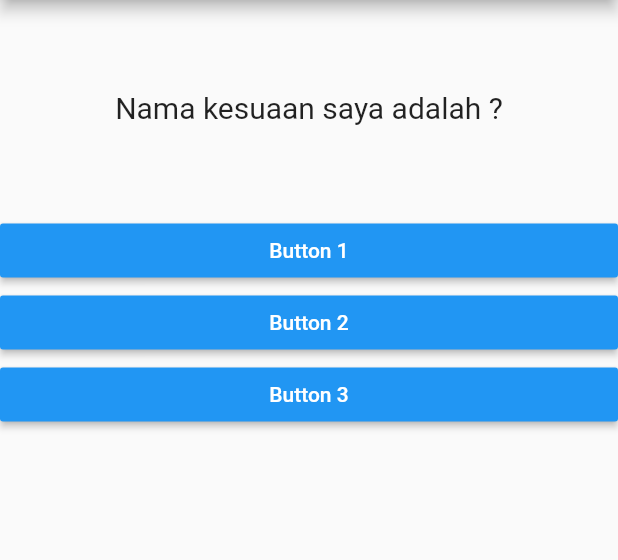
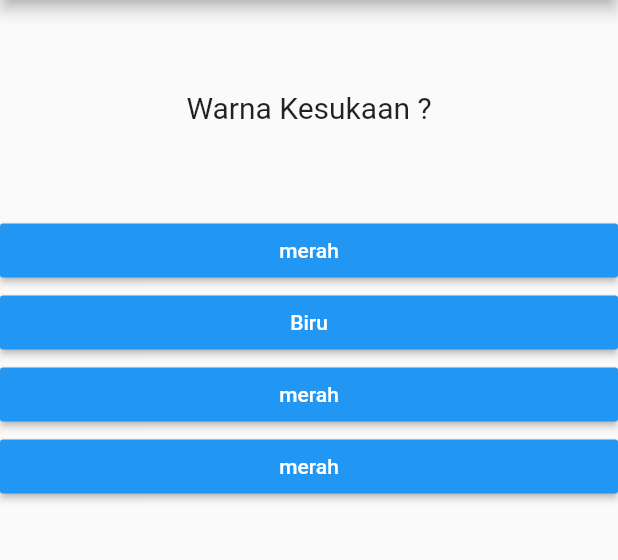
Before and after one commit to kopianan/FlutterTutorialUdemy1, a Flutter app: the screen it shows after launch, on a phone screen of 412 x 824 dp, the part 84-644 px from its top. Run offline on Flutter 3.47's test engine with Material 2 defaults, Android fonts, the phone set to English and light mode, and no system bars.

Commit message:
mantap gini gua

```diff
--- a/lib/main.dart
+++ b/lib/main.dart
@@ -1,8 +1,7 @@
 import 'package:flutter/material.dart';
 
-import './question.dart';
-
-import './answer.dart';
+import './quiz.dart';
+import './result.dart';
 
 void main() => runApp(MyApp());
 
@@ -14,33 +13,61 @@ class MyApp extends StatefulWidget {
 }
 
 class MyAppState extends State<MyApp> {
-  var counterIndex = 0;
+  var _counterIndex = 0;
+  var _arrayQuestions = [
+    {
+      "questionText": "Warna Kesukaan ? ",
+      "answer": [
+        {"text": "merah", "score": 20},
+        {"text": "Biru", "score": 10},
+        {"text": "merah", "score": 5},
+        {"text": "merah", "score": 30},
+      ]
+    },
+    {
+      "questionText": "Hewan Kesukaan ? ",
+      "answer": [
+        {"text": "kucing", "score": 20},
+        {"text": "merpati", "score": 10},
+        {"text": "semut", "score": 5},
+        {"text": "gajah", "score": 30},
+      ]
+    },
+    {
+      "questionText": "HP Kesukaan  ? ",
+      "answer": [
+        {"text": "xiaomi", "score": 20},
+        {"text": "nokia", "score": 10},
+        {"text": "sony", "score": 5},
+        {"text": "samsung", "score": 30},
+      ]
+    },
+  ];
 
-  void pressedButton() {
+  var _totalScore = 0 ;
+
+  void _pressedButton(int score ) {
+    _totalScore += score ;
+
     setState(() {
-      counterIndex = counterIndex + 1;
+      _counterIndex = _counterIndex + 1;
     });
   }
 
   @override
   Widget build(BuildContext context) {
-    var arrayQuestions = [
-      "Nama kesuaan saya adalah ? ",
-      "HAHAHAH mau aja dibohongin ? "
-    ];
     return MaterialApp(
       home: Scaffold(
         appBar: AppBar(
           title: Text("Judul"),
         ),
-        body: Column(
-          children: <Widget>[
-            Question(arrayQuestions[counterIndex]),
-            Answer(pressedButton, "Button 1"),
-            Answer(pressedButton, "Button 2"),
-            Answer(pressedButton, "Button 3"),
-          ],
-        ),
+        body: _counterIndex < _arrayQuestions.length
+            ? Quiz(
+                questionArray: _arrayQuestions,
+                clickButton: _pressedButton,
+                index: _counterIndex,
+              )
+            : Result(sumScore: _totalScore,),
       ),
     );
   }
--- /dev/null
+++ b/lib/quiz.dart
@@ -0,0 +1,26 @@
+import 'package:flutter/material.dart';
+import './question.dart';
+import './answer.dart';
+
+
+class Quiz extends StatelessWidget {
+  final List<Map<String,Object>> questionArray;
+  final Function clickButton;
+  final int index ;
+
+  Quiz({@required this.questionArray, @required this.clickButton, @required this.index});
+
+
+  @override
+  Widget build(BuildContext context) {
+    return Column(
+      children: <Widget>[
+        Question(questionArray[index]["questionText"]),
+        ...(questionArray[index]["answer"] as List<Map<String, Object>>)
+            .map((answer) {
+          return Answer(()=>clickButton(answer["score"]), answer["text"]);
+        }).toList(),
+      ],
+    );
+  }
+}
--- /dev/null
+++ b/lib/result.dart
@@ -0,0 +1,14 @@
+import 'package:flutter/material.dart';
+
+class Result extends StatelessWidget {
+  final int sumScore ;
+
+  Result({@required this.sumScore})
+
+  @override
+  Widget build(BuildContext context) {
+    return Center(
+      child: Text("You Did it ! \n your score is $sumScore"),
+    );
+  }
+}
```
